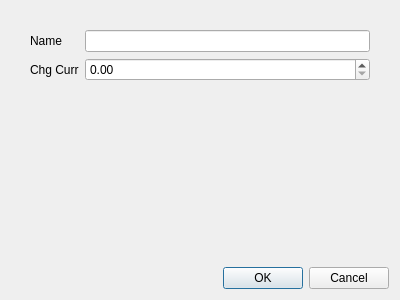
Old version of the form src/view/shuntcur/shuntcurconfigpopup.ui in the repository daitenshionyan/vrfbcalc-cpp.
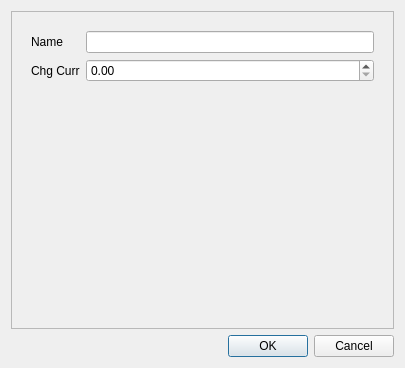
New version of the form.

```diff
--- a/src/view/shuntcur/shuntcurconfigpopup.ui
+++ b/src/view/shuntcur/shuntcurconfigpopup.ui
@@ -6,8 +6,8 @@
    <rect>
     <x>0</x>
     <y>0</y>
-    <width>400</width>
-    <height>300</height>
+    <width>405</width>
+    <height>368</height>
    </rect>
   </property>
   <property name="windowTitle">
@@ -15,8 +15,41 @@
   </property>
   <layout class="QVBoxLayout" name="verticalLayout">
    <item>
+    <widget class="QScrollArea" name="scrollArea">
+     <property name="widgetResizable">
+      <bool>true</bool>
+     </property>
+     <widget class="QWidget" name="scrollAreaWidgetContents">
+      <property name="geometry">
+       <rect>
+        <x>0</x>
+        <y>0</y>
+        <width>385</width>
+        <height>318</height>
+       </rect>
+      </property>
+      <layout class="QVBoxLayout" name="verticalLayout_4">
+       <property name="spacing">
+        <number>0</number>
+       </property>
+       <property name="leftMargin">
+        <number>0</number>
+       </property>
+       <property name="topMargin">
+        <number>0</number>
+       </property>
+       <property name="rightMargin">
+        <number>0</number>
+       </property>
+       <property name="bottomMargin">
+        <number>0</number>
+       </property>
+       <item>
     <widget class="QWidget" name="widget" native="true">
      <layout class="QVBoxLayout" name="verticalLayout_2">
+          <property name="spacing">
+           <number>0</number>
+          </property>
       <item>
        <widget class="QWidget" name="nameBox" native="true">
         <property name="sizePolicy">
@@ -39,14 +72,14 @@
           <number>10</number>
          </property>
          <item row="0" column="0">
-          <widget class="QLabel" name="nameField">
+              <widget class="QLabel" name="nameLabel">
            <property name="text">
             <string>Name</string>
            </property>
           </widget>
          </item>
          <item row="0" column="1">
-          <widget class="QLineEdit" name="lineEdit"/>
+              <widget class="QLineEdit" name="nameField"/>
          </item>
          <item row="1" column="0">
           <widget class="QLabel" name="chgCurrLabel">
@@ -83,7 +116,24 @@
         </layout>
        </widget>
       </item>
-     </layout>
+          <item>
+           <spacer name="verticalSpacer">
+            <property name="orientation">
+             <enum>Qt::Vertical</enum>
+            </property>
+            <property name="sizeHint" stdset="0">
+             <size>
+              <width>20</width>
+              <height>40</height>
+             </size>
+            </property>
+           </spacer>
+          </item>
+         </layout>
+        </widget>
+       </item>
+      </layout>
+     </widget>
     </widget>
    </item>
    <item>
```
Lines whose indentation alone changed are shown as unchanged.
